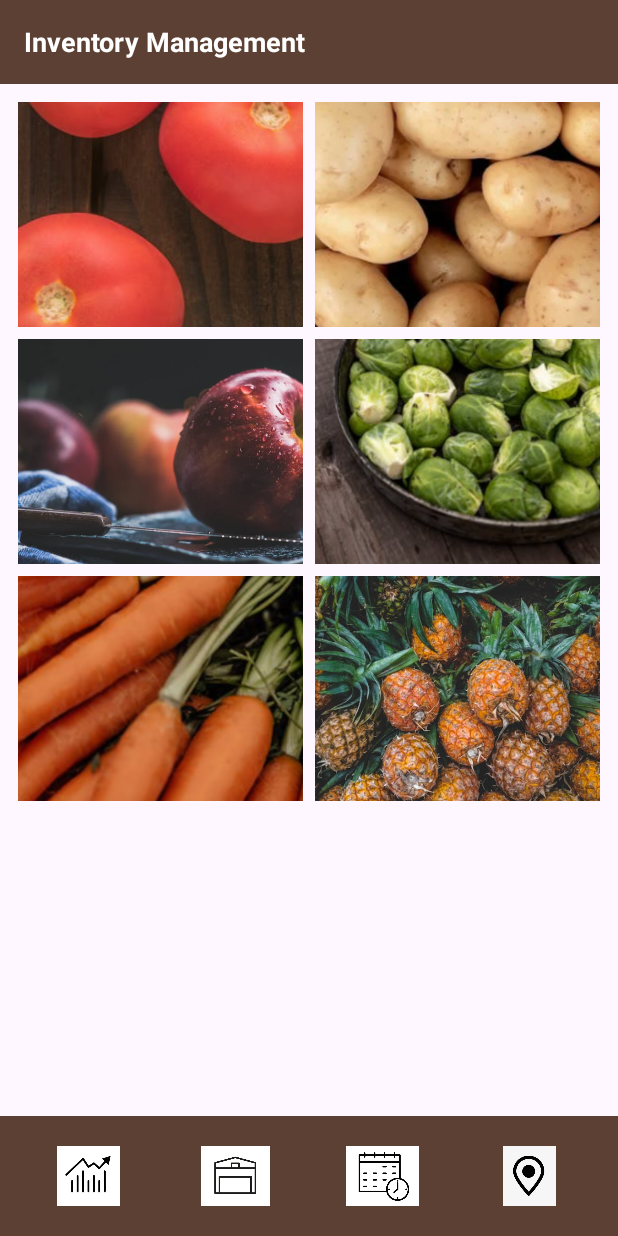
After one commit to lucas-xu51/Orchard_management_system, an Android app: the Inventory_Management screen opened directly, with no data from a screen before it, on a phone screen of 412 x 824 dp. The commit adds this screen. Run offline under Robolectric (Android 15) with nearby library versions, the phone set to English and light mode, and no system bars.

Commit message:
design layout

```diff
--- a/app/src/main/AndroidManifest.xml
+++ b/app/src/main/AndroidManifest.xml
@@ -12,34 +12,30 @@
         android:supportsRtl="true"
         android:theme="@style/Theme.OrchardManagementSystem"
         tools:targetApi="31">
-
+        <activity
+            android:name=".Inventory_Management"
+            android:exported="false" />
         <activity
             android:name=".mainActivity"
             android:exported="true">
             <intent-filter>
                 <action android:name="android.intent.action.MAIN" />
+
                 <category android:name="android.intent.category.LAUNCHER" />
             </intent-filter>
         </activity>
-
         <activity
             android:name=".crop_monitoring_Activity"
-            android:exported="true">
-
-        </activity>
-
+            android:exported="true"></activity>
         <activity
             android:name=".CropDetailActivity"
             android:exported="true" />
-
         <activity
             android:name=".DemandInformationActivity"
             android:exported="true" />
-
         <activity
             android:name=".HistoryActivity"
             android:exported="true" />
-
     </application>
 
 </manifest>
--- /dev/null
+++ b/app/src/main/java/com/example/orchardmanagementsystem/Inventory_Management.java
@@ -0,0 +1,24 @@
+package com.example.orchardmanagementsystem;
+
+import android.os.Bundle;
+
+import androidx.activity.EdgeToEdge;
+import androidx.appcompat.app.AppCompatActivity;
+import androidx.core.graphics.Insets;
+import androidx.core.view.ViewCompat;
+import androidx.core.view.WindowInsetsCompat;
+
+public class Inventory_Management extends AppCompatActivity {
+
+    @Override
+    protected void onCreate(Bundle savedInstanceState) {
+        super.onCreate(savedInstanceState);
+        EdgeToEdge.enable(this);
+        setContentView(R.layout.activity_inventory_management);
+        ViewCompat.setOnApplyWindowInsetsListener(findViewById(R.id.main), (v, insets) -> {
+            Insets systemBars = insets.getInsets(WindowInsetsCompat.Type.systemBars());
+            v.setPadding(systemBars.left, systemBars.top, systemBars.right, systemBars.bottom);
+            return insets;
+        });
+    }
+}
--- a/app/src/main/java/com/example/orchardmanagementsystem/mainActivity.java
+++ b/app/src/main/java/com/example/orchardmanagementsystem/mainActivity.java
@@ -14,8 +14,9 @@ public class mainActivity extends AppCompatActivity {
         super.onCreate(savedInstanceState);
         setContentView(R.layout.activity_main); // 设置布局文件
 
-        // 获取第一个按钮
+        // 获取button
         Button firstBlock = findViewById(R.id.firstBlock);
+        Button thirdBlock = findViewById(R.id.thirdBlock);
 
         // 设置点击事件
         firstBlock.setOnClickListener(new View.OnClickListener() {
@@ -26,5 +27,15 @@ public class mainActivity extends AppCompatActivity {
                 startActivity(intent);
             }
         });
+
+        // 设置点击事件-inventory
+        thirdBlock.setOnClickListener(new View.OnClickListener() {
+            @Override
+            public void onClick(View v) {
+                // 点击按钮后跳转到 inventory activity
+                Intent intent = new Intent(mainActivity.this, Inventory_Management.class);
+                startActivity(intent);
+            }
+        });
     }
 }
--- /dev/null
+++ b/app/src/main/res/layout/activity_inventory_management.xml
@@ -0,0 +1,168 @@
+<?xml version="1.0" encoding="utf-8"?>
+<androidx.constraintlayout.widget.ConstraintLayout xmlns:android="http://schemas.android.com/apk/res/android"
+    xmlns:app="http://schemas.android.com/apk/res-auto"
+    xmlns:tools="http://schemas.android.com/tools"
+    android:id="@+id/main"
+    android:layout_width="match_parent"
+    android:layout_height="match_parent"
+    tools:context=".Inventory_Management">
+
+    <LinearLayout
+        android:id="@+id/topBar"
+        android:layout_width="match_parent"
+        android:layout_height="56dp"
+        android:background="#5C4033"
+        android:gravity="center_vertical"
+        android:orientation="horizontal"
+        app:layout_constraintTop_toTopOf="parent">
+
+        <TextView
+            android:id="@+id/topBarTitle"
+            android:layout_width="wrap_content"
+            android:layout_height="wrap_content"
+            android:layout_marginStart="16dp"
+            android:text="Inventory Management"
+            android:textColor="#FFFFFF"
+            android:textSize="18sp"
+            android:textStyle="bold" />
+    </LinearLayout>
+
+    <ScrollView
+        android:layout_width="match_parent"
+        android:layout_height="0dp"
+        app:layout_constraintTop_toBottomOf="@id/topBar"
+        app:layout_constraintBottom_toTopOf="@id/bottomNavBar">
+
+        <GridLayout
+            android:id="@+id/cropLayout"
+            android:layout_width="match_parent"
+            android:layout_height="wrap_content"
+            android:columnCount="2"
+            android:padding="8dp">
+
+            <ImageView
+                android:id="@+id/tomato"
+                android:layout_width="0dp"
+                android:layout_height="150dp"
+                android:layout_columnWeight="1"
+                android:layout_rowWeight="1"
+                android:layout_margin="4dp"
+                android:adjustViewBounds="true"
+                android:scaleType="centerCrop"
+                app:srcCompat="@drawable/tomato" />
+
+
+            <ImageView
+                android:id="@+id/Potato"
+                android:layout_width="0dp"
+                android:layout_height="150dp"
+                android:layout_rowWeight="1"
+                android:layout_columnWeight="1"
+                android:layout_margin="4dp"
+                android:adjustViewBounds="true"
+                android:scaleType="centerCrop"
+                app:srcCompat="@drawable/potato" />
+
+            <ImageView
+                android:id="@+id/Apple"
+                android:layout_width="0dp"
+                android:layout_height="150dp"
+                android:layout_columnWeight="1"
+                android:layout_rowWeight="1"
+                android:layout_margin="4dp"
+                android:adjustViewBounds="true"
+                android:scaleType="centerCrop"
+                app:srcCompat="@drawable/apple" />
+
+            <ImageView
+                android:id="@+id/Cabbage"
+                android:layout_width="0dp"
+                android:layout_height="150dp"
+                android:layout_columnWeight="1"
+                android:layout_rowWeight="1"
+                android:layout_margin="4dp"
+                android:adjustViewBounds="true"
+                android:scaleType="centerCrop"
+                app:srcCompat="@drawable/cabbage" />
+
+            <ImageView
+                android:id="@+id/Carrot"
+                android:layout_width="0dp"
+                android:layout_height="150dp"
+                android:layout_columnWeight="1"
+                android:layout_rowWeight="1"
+                android:layout_margin="4dp"
+                android:adjustViewBounds="true"
+                android:scaleType="centerCrop"
+                app:srcCompat="@drawable/carrot" />
+
+            <ImageView
+                android:id="@+id/Pineapple"
+                android:layout_width="0dp"
+                android:layout_height="150dp"
+                android:layout_columnWeight="1"
+                android:layout_rowWeight="1"
+                android:layout_margin="4dp"
+                android:adjustViewBounds="true"
+                android:scaleType="centerCrop"
+                app:srcCompat="@drawable/pineapple" />
+
+        </GridLayout>
+    </ScrollView>
+
+
+    <LinearLayout
+        android:id="@+id/bottomNavBar"
+        android:layout_width="match_parent"
+        android:layout_height="80dp"
+        android:background="#5C4033"
+        android:gravity="center"
+        android:orientation="horizontal"
+        android:padding="10dp"
+        app:layout_constraintBottom_toBottomOf="parent">
+
+        <ImageButton
+            android:id="@+id/crop"
+            android:layout_width="0dp"
+            android:layout_height="60dp"
+            android:layout_weight="1"
+            android:background="?android:attr/selectableItemBackground"
+            android:contentDescription="Crop"
+            android:padding="10dp"
+            android:scaleType="fitCenter"
+            android:src="@drawable/icon_monitor" />
+
+        <ImageButton
+            android:id="@+id/warehouse"
+            android:layout_width="0dp"
+            android:layout_height="60dp"
+            android:layout_weight="1"
+            android:background="?android:attr/selectableItemBackground"
+            android:contentDescription="Inventory"
+            android:padding="10dp"
+            android:scaleType="fitCenter"
+            android:src="@drawable/icon_warehouse" />
+
+        <ImageButton
+            android:id="@+id/calendar"
+            android:layout_width="0dp"
+            android:layout_height="60dp"
+            android:layout_weight="1"
+            android:background="?android:attr/selectableItemBackground"
+            android:contentDescription="task"
+            android:padding="10dp"
+            android:scaleType="fitCenter"
+            android:src="@drawable/icon_calendar" />
+
+        <ImageButton
+            android:id="@+id/map"
+            android:layout_width="0dp"
+            android:layout_height="60dp"
+            android:layout_weight="1"
+            android:background="?android:attr/selectableItemBackground"
+            android:contentDescription="map"
+            android:padding="10dp"
+            android:scaleType="fitCenter"
+            android:src="@drawable/icon_map" />
+    </LinearLayout>
+</androidx.constraintlayout.widget.ConstraintLayout>
--- a/app/src/main/res/layout/activity_main.xml
+++ b/app/src/main/res/layout/activity_main.xml
@@ -52,15 +52,15 @@
         android:layout_height="0dp"
         android:background="@android:color/white"
         android:gravity="center"
-        android:text="Block 3"
+        android:text="Inventory Management"
         android:textColor="#FFFFFF"
-        android:textSize="18sp"
-        app:layout_constraintWidth_percent="0.45"
+        android:textSize="20sp"
+        app:layout_constraintBottom_toBottomOf="parent"
+        app:layout_constraintEnd_toStartOf="@id/fourthBlock"
         app:layout_constraintHeight_percent="0.1"
         app:layout_constraintStart_toStartOf="parent"
         app:layout_constraintTop_toBottomOf="@id/firstBlock"
-        app:layout_constraintEnd_toStartOf="@id/fourthBlock"
-        app:layout_constraintBottom_toBottomOf="parent"/>
+        app:layout_constraintWidth_percent="0.45" />
 
     <!-- 第四个按钮 -->
     <Button
```
